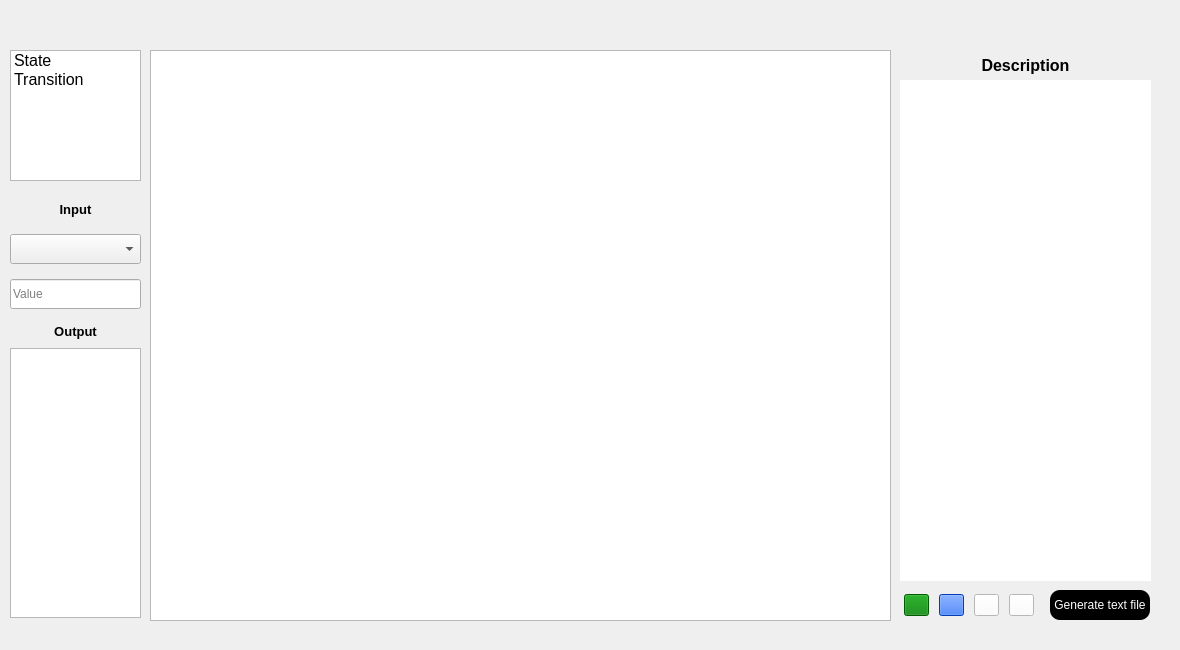
Before: the Qt Designer form src/mainwindow.ui in Matko223/ICP, drawn with Qt 5.
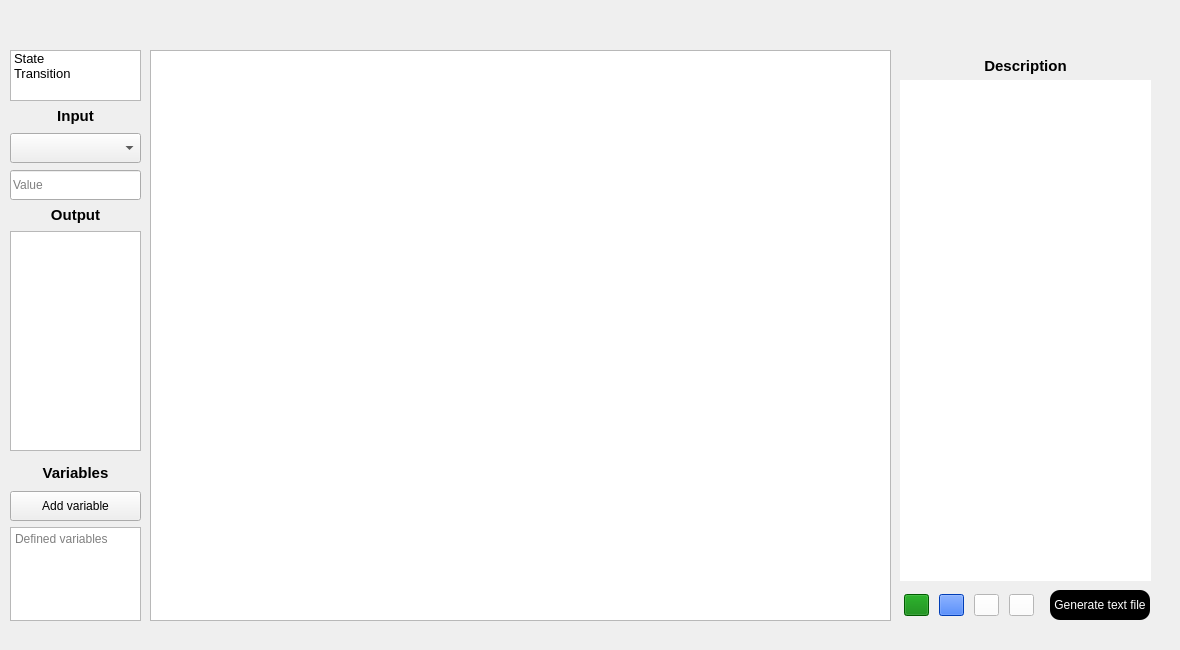
After: the same form once the commit is applied. Icons and pictures are not drawn.

Commit message: add variable button and text array, adjust ui

```diff
--- a/src/mainwindow.ui
+++ b/src/mainwindow.ui
@@ -26,16 +26,22 @@
       <x>10</x>
       <y>50</y>
       <width>131</width>
-      <height>131</height>
+      <height>51</height>
      </rect>
     </property>
+    <property name="font">
+     <font>
+      <family>MS Shell Dlg 2</family>
+     </font>
+    </property>
     <item>
      <property name="text">
       <string>State</string>
      </property>
      <property name="font">
       <font>
-       <pointsize>12</pointsize>
+       <family>MS Shell Dlg 2</family>
+       <pointsize>10</pointsize>
       </font>
      </property>
     </item>
@@ -45,7 +51,8 @@
      </property>
      <property name="font">
       <font>
-       <pointsize>12</pointsize>
+       <family>MS Shell Dlg 2</family>
+       <pointsize>10</pointsize>
       </font>
      </property>
     </item>
@@ -243,7 +250,7 @@
     </property>
     <property name="font">
      <font>
-      <pointsize>12</pointsize>
+      <pointsize>11</pointsize>
       <weight>75</weight>
       <bold>true</bold>
      </font>
@@ -282,14 +289,20 @@
     <property name="geometry">
      <rect>
       <x>10</x>
-      <y>190</y>
+      <y>100</y>
       <width>131</width>
-      <height>131</height>
+      <height>101</height>
      </rect>
     </property>
     <layout class="QVBoxLayout" name="verticalLayout">
      <item>
       <widget class="QLabel" name="inLabel">
+       <property name="minimumSize">
+        <size>
+         <width>0</width>
+         <height>25</height>
+        </size>
+       </property>
        <property name="maximumSize">
         <size>
          <width>16777215</width>
@@ -298,7 +311,7 @@
        </property>
        <property name="font">
         <font>
-         <pointsize>10</pointsize>
+         <pointsize>11</pointsize>
          <weight>75</weight>
          <bold>true</bold>
         </font>
@@ -349,14 +362,20 @@
     <property name="geometry">
      <rect>
       <x>10</x>
-      <y>320</y>
+      <y>200</y>
       <width>131</width>
-      <height>301</height>
+      <height>251</height>
      </rect>
     </property>
     <layout class="QVBoxLayout" name="verticalLayout_2">
      <item>
       <widget class="QLabel" name="outLabel">
+       <property name="minimumSize">
+        <size>
+         <width>0</width>
+         <height>25</height>
+        </size>
+       </property>
        <property name="maximumSize">
         <size>
          <width>16777215</width>
@@ -365,7 +384,7 @@
        </property>
        <property name="font">
         <font>
-         <pointsize>10</pointsize>
+         <pointsize>11</pointsize>
          <weight>75</weight>
          <bold>true</bold>
         </font>
@@ -396,6 +415,76 @@
      </item>
     </layout>
    </widget>
+   <widget class="QWidget" name="verticalLayoutWidget_3">
+    <property name="geometry">
+     <rect>
+      <x>10</x>
+      <y>460</y>
+      <width>131</width>
+      <height>161</height>
+     </rect>
+    </property>
+    <layout class="QVBoxLayout" name="verticalLayout_3">
+     <item>
+      <widget class="QLabel" name="varLabel">
+       <property name="minimumSize">
+        <size>
+         <width>0</width>
+         <height>25</height>
+        </size>
+       </property>
+       <property name="maximumSize">
+        <size>
+         <width>16777215</width>
+         <height>100</height>
+        </size>
+       </property>
+       <property name="font">
+        <font>
+         <pointsize>11</pointsize>
+         <weight>75</weight>
+         <bold>true</bold>
+        </font>
+       </property>
+       <property name="text">
+        <string>Variables</string>
+       </property>
+       <property name="alignment">
+        <set>Qt::AlignCenter</set>
+       </property>
+      </widget>
+     </item>
+     <item>
+      <widget class="QPushButton" name="addVar">
+       <property name="minimumSize">
+        <size>
+         <width>0</width>
+         <height>30</height>
+        </size>
+       </property>
+       <property name="maximumSize">
+        <size>
+         <width>16777215</width>
+         <height>30</height>
+        </size>
+       </property>
+       <property name="text">
+        <string>Add variable</string>
+       </property>
+      </widget>
+     </item>
+     <item>
+      <widget class="QPlainTextEdit" name="varValue">
+       <property name="readOnly">
+        <bool>true</bool>
+       </property>
+       <property name="placeholderText">
+        <string>Defined variables</string>
+       </property>
+      </widget>
+     </item>
+    </layout>
+   </widget>
   </widget>
  </widget>
  <resources/>
```
Left out of the diff: 2 changed lines with no effect on the pictures.
